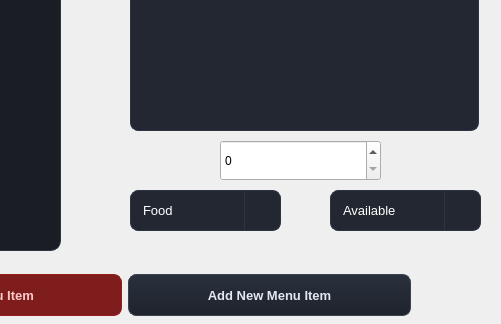
Old version of the form main/gui/restaurantowner.ui in the repository HamidrezaNadafian/Restaurant-Management-System; both pictures show x 570 to 1071 and y 300 to 624 of the 1071 by 624 pixel window.
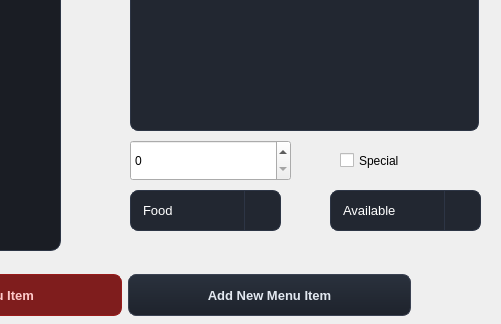
New version of the form.

```diff
--- a/main/gui/restaurantowner.ui
+++ b/main/gui/restaurantowner.ui
@@ -758,13 +758,26 @@
     <widget class="QSpinBox" name="spinCookOrVol">
      <property name="geometry">
       <rect>
-       <x>790</x>
+       <x>700</x>
        <y>440</y>
        <width>161</width>
        <height>41</height>
       </rect>
      </property>
     </widget>
+    <widget class="QCheckBox" name="chkIsSpecial">
+     <property name="geometry">
+      <rect>
+       <x>910</x>
+       <y>440</y>
+       <width>131</width>
+       <height>41</height>
+      </rect>
+     </property>
+     <property name="text">
+      <string>Special</string>
+     </property>
+    </widget>
    </widget>
    <widget class="QWidget" name="page_4">
     <widget class="QListWidget" name="listWidgetRestOrders">
```
